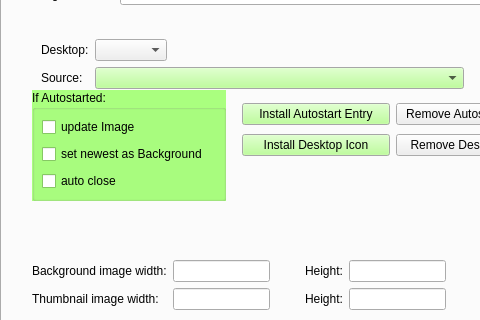
Above: trunk/src/MainWindow.ui from BackupTheBerlios/qapod-svn before the change; both pictures show x 0 to 480 and y 86 to 406 of the 671 by 575 pixel window. Below: the same form after it.
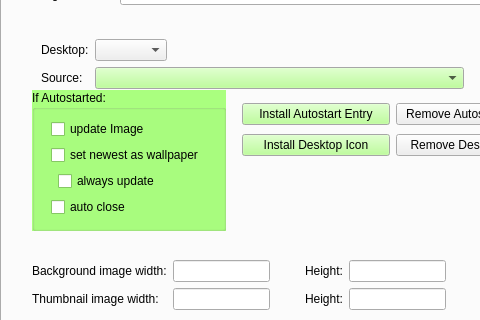
That is the form after the change. The open tabs and pages were chosen to show the change. Icons and pictures are not drawn.

Commit message: added always update wallpaper config option for w2k and pics on network drive

The edit to the form file:
```diff
--- a/trunk/src/MainWindow.ui
+++ b/trunk/src/MainWindow.ui
@@ -1752,7 +1752,7 @@
         <x>30</x>
         <y>150</y>
         <width>194</width>
-        <height>111</height>
+        <height>141</height>
        </rect>
       </property>
       <property name="palette" >
@@ -2030,39 +2030,63 @@
        <property name="geometry" >
         <rect>
          <x>10</x>
-         <y>26</y>
-         <width>174</width>
-         <height>77</height>
+         <y>20</y>
+         <width>181</width>
+         <height>119</height>
         </rect>
        </property>
-       <layout class="QGridLayout" >
+       <layout class="QVBoxLayout" >
         <property name="margin" >
-         <number>0</number>
+         <number>9</number>
         </property>
         <property name="spacing" >
          <number>6</number>
         </property>
-        <item row="2" column="0" >
-         <widget class="QCheckBox" name="autoClose" >
-          <property name="text" >
-           <string>auto close</string>
-          </property>
-         </widget>
-        </item>
-        <item row="1" column="0" >
-         <widget class="QCheckBox" name="autoBackground" >
-          <property name="text" >
-           <string>set newest as Background</string>
-          </property>
-         </widget>
-        </item>
-        <item row="0" column="0" >
+        <item>
          <widget class="QCheckBox" name="autoUpdateImage" >
           <property name="text" >
            <string>update Image</string>
           </property>
          </widget>
         </item>
+        <item>
+         <widget class="QCheckBox" name="autoBackground" >
+          <property name="text" >
+           <string>set newest as wallpaper</string>
+          </property>
+         </widget>
+        </item>
+        <item>
+         <layout class="QHBoxLayout" >
+          <property name="margin" >
+           <number>0</number>
+          </property>
+          <property name="spacing" >
+           <number>6</number>
+          </property>
+          <item>
+           <spacer>
+            <property name="orientation" >
+             <enum>Qt::Horizontal</enum>
+            </property>
+           </spacer>
+          </item>
+          <item>
+           <widget class="QCheckBox" name="alwaysSetBackground" >
+            <property name="text" >
+             <string>always update</string>
+            </property>
+           </widget>
+          </item>
+         </layout>
+        </item>
+        <item>
+         <widget class="QCheckBox" name="autoClose" >
+          <property name="text" >
+           <string>auto close</string>
+          </property>
+         </widget>
+        </item>
        </layout>
       </widget>
      </widget>
```
Left out of the diff: 21 changed lines with no effect on the pictures. The commit also changes 3 other files.
